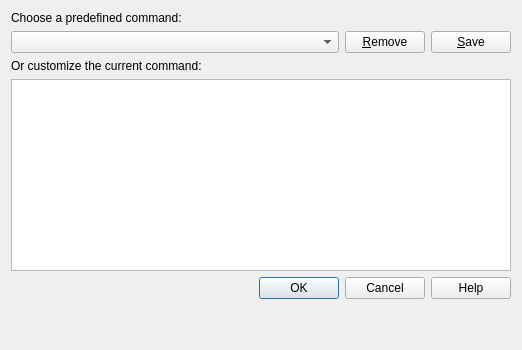
This is gns3_webclient_pack/ui/command_dialog.ui in GNS3/gns3-webclient-pack as Qt 5 draws it before an edit. The edited form follows.
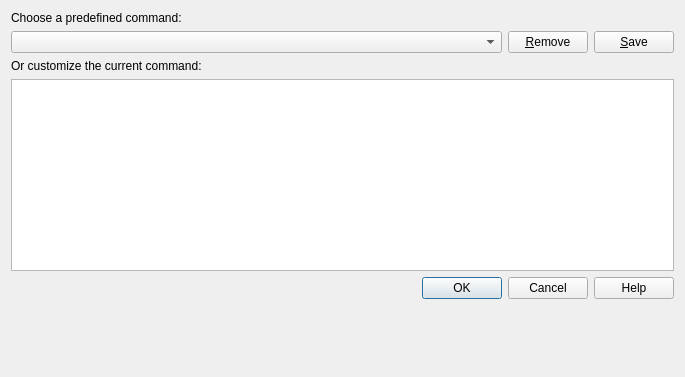
This is the edited form.

The edit to the form file:
```diff
--- a/gns3_webclient_pack/ui/command_dialog.ui
+++ b/gns3_webclient_pack/ui/command_dialog.ui
@@ -6,16 +6,10 @@
    <rect>
     <x>0</x>
     <y>0</y>
-    <width>641</width>
-    <height>319</height>
+    <width>685</width>
+    <height>377</height>
    </rect>
   </property>
-  <property name="sizePolicy">
-   <sizepolicy hsizetype="Preferred" vsizetype="Preferred">
-    <horstretch>0</horstretch>
-    <verstretch>0</verstretch>
-   </sizepolicy>
-  </property>
   <property name="windowTitle">
    <string>Command</string>
   </property>
@@ -23,9 +17,6 @@
    <bool>true</bool>
   </property>
   <layout class="QVBoxLayout" name="verticalLayout">
-   <property name="sizeConstraint">
-    <enum>QLayout::SetFixedSize</enum>
-   </property>
    <item>
     <widget class="QLabel" name="label_2">
      <property name="text">
```
